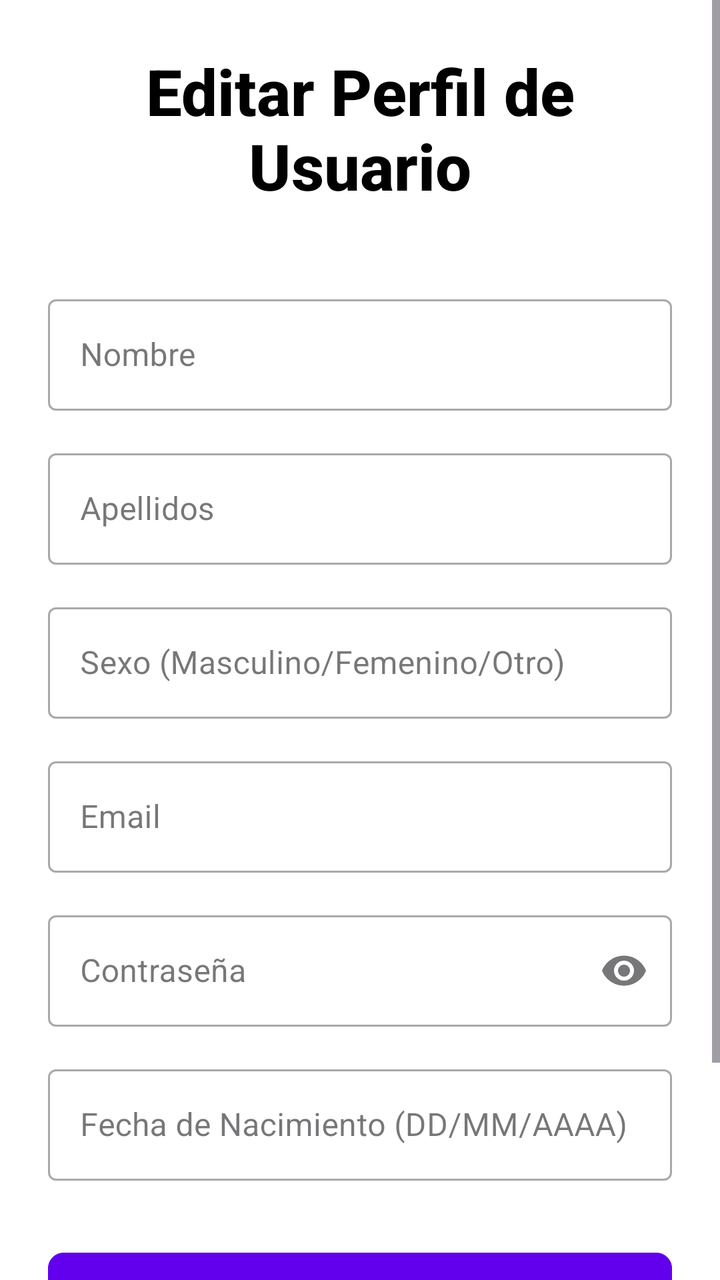
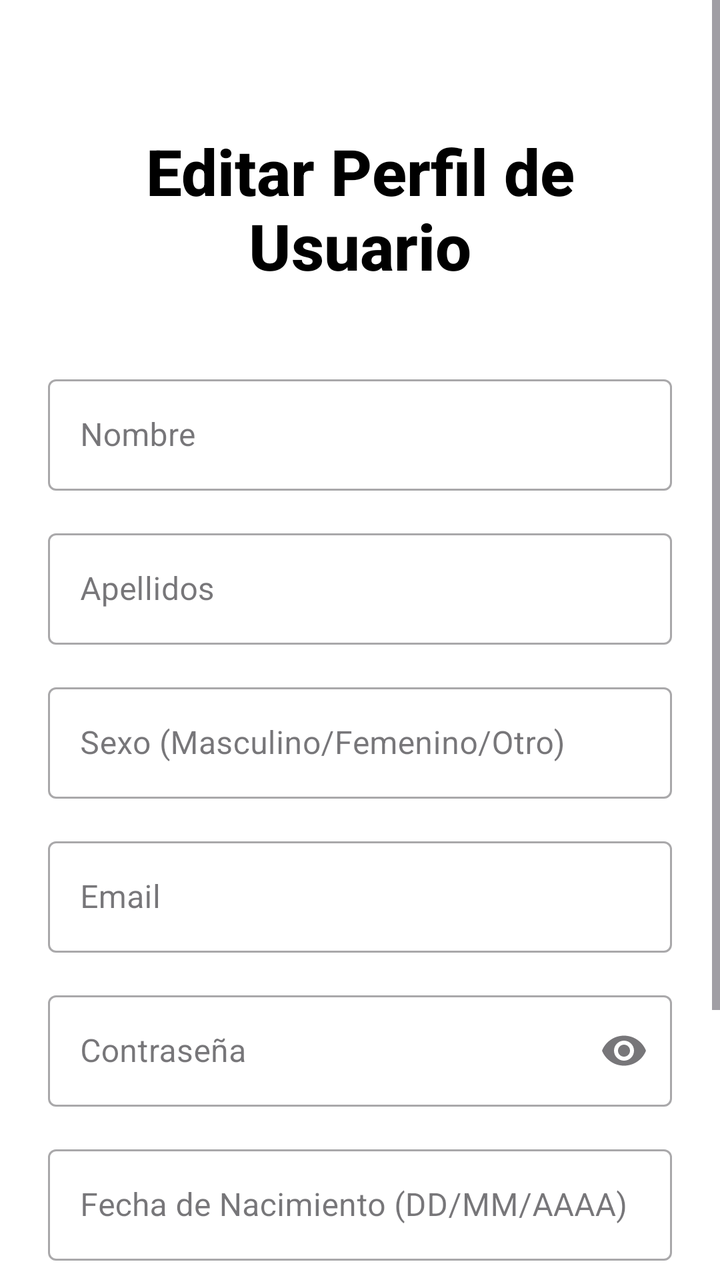

An Android layout rendered at two revisions. The XML below is the earlier revision; the diff shows what the commit changed to produce the second picture.
<!-- AndroidManifest.xml: application theme Theme.AppRunningMobile -->
<!-- res/layout/activity_user_edit_profile.xml -->
<?xml version="1.0" encoding="utf-8"?>
<ScrollView xmlns:android="http://schemas.android.com/apk/res/android"
    xmlns:app="http://schemas.android.com/apk/res-auto"
    android:layout_width="match_parent"
    android:layout_height="match_parent"
    android:fillViewport="true"
    android:background="@android:color/white"> <LinearLayout
    android:orientation="vertical"
    android:padding="24dp"
    android:layout_width="match_parent"
    android:layout_height="wrap_content"
    android:gravity="center_horizontal">

    <TextView
        android:layout_width="match_parent"
        android:layout_height="wrap_content"
        android:textAlignment="center"
        android:text="Editar Perfil de Usuario"
        android:textSize="32sp"
        android:textStyle="bold"
        android:textColor="@android:color/black"
        android:layout_marginBottom="40dp"
        android:fontFamily="sans-serif-medium"/> <com.google.android.material.textfield.TextInputLayout
    android:layout_width="match_parent"
    android:layout_height="wrap_content"
    android:hint="Nombre"
    style="@style/Widget.MaterialComponents.TextInputLayout.OutlinedBox"
    android:layout_marginBottom="16dp">
    <com.google.android.material.textfield.TextInputEditText
        android:id="@+id/etEditNombre"
        android:layout_width="match_parent"
        android:layout_height="wrap_content"
        android:inputType="textPersonName"/>
</com.google.android.material.textfield.TextInputLayout>

    <com.google.android.material.textfield.TextInputLayout
        android:layout_width="match_parent"
        android:layout_height="wrap_content"
        android:hint="Apellidos"
        style="@style/Widget.MaterialComponents.TextInputLayout.OutlinedBox"
        android:layout_marginBottom="16dp">
        <com.google.android.material.textfield.TextInputEditText
            android:id="@+id/etEditApellidos"
            android:layout_width="match_parent"
            android:layout_height="wrap_content"
            android:inputType="textPersonName"/>
    </com.google.android.material.textfield.TextInputLayout>

    <com.google.android.material.textfield.TextInputLayout
        android:layout_width="match_parent"
        android:layout_height="wrap_content"
        android:hint="Sexo (Masculino/Femenino/Otro)"
        style="@style/Widget.MaterialComponents.TextInputLayout.OutlinedBox"
        android:layout_marginBottom="16dp">
        <com.google.android.material.textfield.TextInputEditText
            android:id="@+id/etEditSexo"
            android:layout_width="match_parent"
            android:layout_height="wrap_content"
            android:inputType="textCapWords"/>
    </com.google.android.material.textfield.TextInputLayout>

    <com.google.android.material.textfield.TextInputLayout
        android:layout_width="match_parent"
        android:layout_height="wrap_content"
        android:hint="Email"
        style="@style/Widget.MaterialComponents.TextInputLayout.OutlinedBox"
        android:layout_marginBottom="16dp">
        <com.google.android.material.textfield.TextInputEditText
            android:id="@+id/etEditEmail"
            android:layout_width="match_parent"
            android:layout_height="wrap_content"
            android:inputType="textEmailAddress"/>
    </com.google.android.material.textfield.TextInputLayout>

    <com.google.android.material.textfield.TextInputLayout
        android:layout_width="match_parent"
        android:layout_height="wrap_content"
        android:hint="Contraseña"
        style="@style/Widget.MaterialComponents.TextInputLayout.OutlinedBox"
        app:endIconMode="password_toggle"
        android:layout_marginBottom="16dp">
        <com.google.android.material.textfield.TextInputEditText
            android:id="@+id/etEditPassword"
            android:layout_width="match_parent"
            android:layout_height="wrap_content"
            android:inputType="textPassword"/>
    </com.google.android.material.textfield.TextInputLayout>

    <com.google.android.material.textfield.TextInputLayout
        android:layout_width="match_parent"
        android:layout_height="wrap_content"
        android:hint="Fecha de Nacimiento (DD/MM/AAAA)"
        style="@style/Widget.MaterialComponents.TextInputLayout.OutlinedBox"
        android:layout_marginBottom="32dp">
        <com.google.android.material.textfield.TextInputEditText
            android:id="@+id/etEditFechaNacimiento"
            android:layout_width="match_parent"
            android:layout_height="wrap_content"
            android:focusable="false"
            android:clickable="true"
            android:inputType="none"/> </com.google.android.material.textfield.TextInputLayout>

    <Button
        android:id="@+id/btnGuardarCambios"
        android:text="Guardar Cambios"
        android:layout_width="match_parent"
        android:layout_height="wrap_content"
        android:backgroundTint="#6200EE" android:textColor="@android:color/white"
        android:paddingVertical="12dp"
        android:textSize="18sp"
        app:cornerRadius="8dp" android:layout_marginBottom="12dp"/>

    <Button
        android:id="@+id/btnCancelarEdicion"
        android:text="Cancelar"
        android:layout_width="match_parent"
        android:layout_height="wrap_content"
        style="?attr/materialButtonOutlinedStyle"
        android:textColor="#6200EE"
        app:strokeColor="#6200EE"
        app:cornerRadius="8dp"
        android:paddingVertical="12dp"
        android:textSize="18sp"/>

</LinearLayout>
</ScrollView>
<!-- resources referenced by this layout -->
<resources>
  <style name="Theme.AppRunningMobile" parent="Base.Theme.AppRunningMobile" />
  <style name="Base.Theme.AppRunningMobile" parent="Theme.Material3.DayNight.NoActionBar">
          
          
      </style>
</resources>

<!-- the commit's change to res/layout/activity_user_edit_profile.xml (unified diff, before → after) -->
@@ -9,7 +9,8 @@
     android:padding="24dp"
     android:layout_width="match_parent"
     android:layout_height="wrap_content"
-    android:gravity="center_horizontal">
+    android:gravity="center_horizontal"
+    android:layout_marginTop="40dp">
 
     <TextView
         android:layout_width="match_parent"
